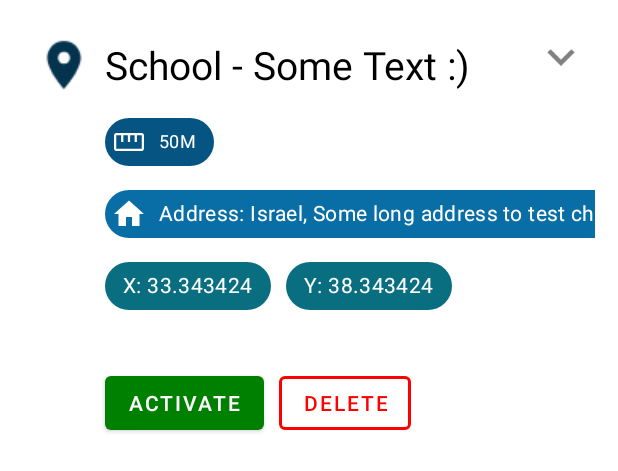
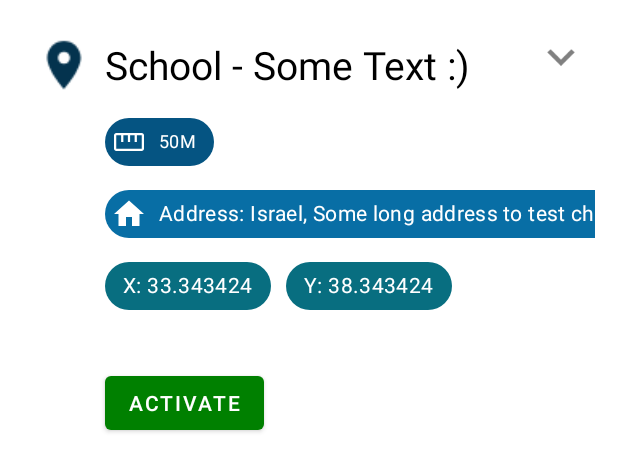
Before and after one commit to ZivSi/LocationAlarm, an Android app: the layout saved_location_item.xml on its own in the app's theme, with its tools: preview values and no code run, on a phone screen of 412 x 824 dp. Shown: the top 471 px of the screen. Run offline under Robolectric (Android 15) with nearby library versions, the phone set to English and light mode, and no system bars; network calls fail.

Commit message:
Sizes changed

```diff
--- a/app/src/main/java/com/example/locationalarm/RecyclerAdapter.java
+++ b/app/src/main/java/com/example/locationalarm/RecyclerAdapter.java
@@ -49,7 +49,6 @@ public class RecyclerAdapter extends RecyclerView.Adapter<RecyclerAdapter.ViewHo
             arrowButton = view.findViewById(R.id.arrow_button);
             address = view.findViewById(R.id.addressChip);
             activateButton = view.findViewById(R.id.activateButton);
-            deleteButton = view.findViewById(R.id.deleteButton);
             cardLayout = view.findViewById(R.id.cardLayout);
             params = cardLayout.getLayoutParams();
             cardSize = params.width;
--- a/app/src/main/res/layout/saved_location_item.xml
+++ b/app/src/main/res/layout/saved_location_item.xml
@@ -115,18 +115,5 @@
             app:layout_constraintStart_toStartOf="@+id/xCoordinatesChip"
             app:layout_constraintTop_toBottomOf="@+id/xCoordinatesChip" />
 
-        <com.google.android.material.button.MaterialButton
-            android:id="@+id/deleteButton"
-            style="@style/Widget.MaterialComponents.Button.OutlinedButton"
-            android:layout_width="wrap_content"
-            android:layout_height="wrap_content"
-            android:layout_marginStart="10dp"
-            android:text="Delete"
-            android:textColor="@color/Red"
-            app:layout_constraintStart_toEndOf="@+id/activateButton"
-            app:layout_constraintTop_toTopOf="@+id/activateButton"
-            app:strokeColor="@color/Red"
-            app:strokeWidth="2dp" />
-
     </androidx.constraintlayout.widget.ConstraintLayout>
 </androidx.constraintlayout.widget.ConstraintLayout>
```
Also changed, not shown: app/src/main/res/drawable/ic_baseline_delete_24.xml (added, +10 -0 lines), app/src/main/res/drawable/ic_baseline_edit_24.xml (added, +10 -0 lines), app/src/main/res/layout/activity_main.xml (+9 -9 lines).
